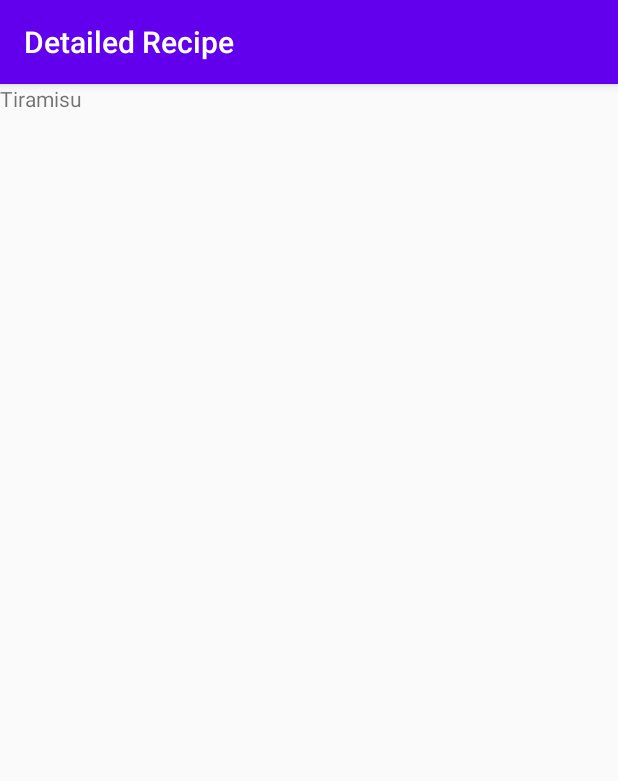
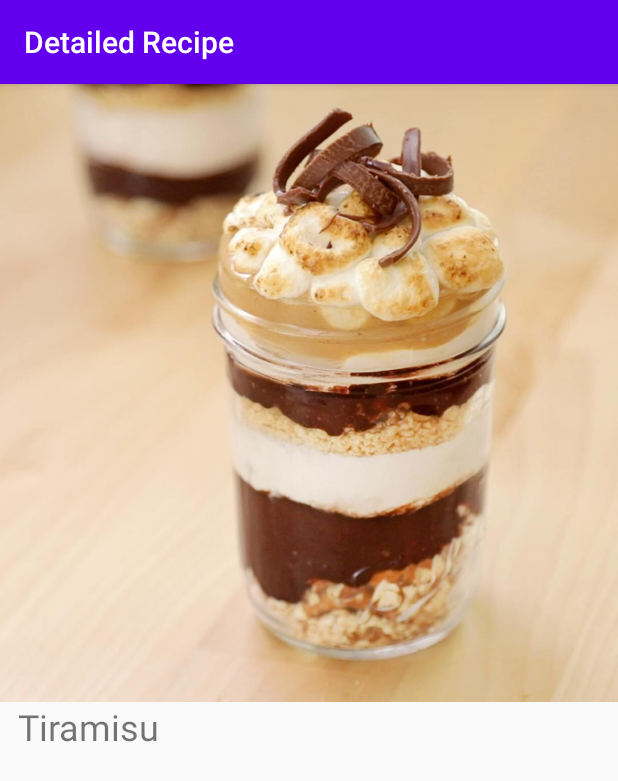
Before and after one commit to qianhuiwei/RecipeReady, an Android app: the screen it shows after launch (DetailActivity), after a tap on "Tiramisu", on a phone screen of 412 x 824 dp. Shown: the top 781 px of the screen. Run offline under Robolectric (Android 15) with nearby library versions, the phone set to English and light mode, and no system bars.

Commit message:
send image from MainActivity to DetailActivity

```diff
--- a/RecipeApp/app/src/main/java/com/example/recipeapp/DetailActivity.java
+++ b/RecipeApp/app/src/main/java/com/example/recipeapp/DetailActivity.java
@@ -4,9 +4,15 @@ import androidx.appcompat.app.AppCompatActivity;
 
 import android.content.Intent;
 import android.os.Bundle;
+import android.widget.ImageView;
 import android.widget.TextView;
 
 public class DetailActivity extends AppCompatActivity {
+
+    // ImageView for display recipe picture
+    private ImageView mRecipeImageView;
+    // resource id that stores the recipe picture
+    private int mImageResourceId;
 
     // TextView for display recipe title
     private TextView mTitleTextView;
@@ -21,14 +27,17 @@ public class DetailActivity extends AppCompatActivity {
 
         // access TextView object related to recipe title
         mTitleTextView = findViewById(R.id.tv_title);
+        mRecipeImageView = (ImageView) findViewById(R.id.iv_recipe_image);
 
         // receive intent from MainActivity
-        Intent intent = getIntent();
-        if (intent != null) {
-            if (intent.hasExtra("title") ) { // if the intent contains data we want, extract data from it
-                mTitle = intent.getStringExtra("title"); // get title string from the intent
-                mTitleTextView.setText(mTitle); // set title string on TextView to display
-            }
+        Bundle extras = getIntent().getExtras();
+        if (extras == null)
+        {
+            return;
         }
+        mImageResourceId = extras.getInt("resourseInt");
+        mRecipeImageView.setImageResource(mImageResourceId);
+        mTitle = extras.getString("title"); // get title string from the intent
+        mTitleTextView.setText(mTitle); // set title string on TextView to display
     }
 }
--- a/RecipeApp/app/src/main/java/com/example/recipeapp/MainActivity.java
+++ b/RecipeApp/app/src/main/java/com/example/recipeapp/MainActivity.java
@@ -16,7 +16,7 @@ import java.util.ArrayList;
 
 public class MainActivity extends AppCompatActivity {
 
-    RecipeAdapter mAdapter;
+    private RecipeAdapter mAdapter;
 
     @Override
     protected void onCreate(Bundle savedInstanceState) {
@@ -51,12 +51,11 @@ public class MainActivity extends AppCompatActivity {
 
                 // create intent that carries data to destination activity
                 Intent intent = new Intent(MainActivity.this, DetailActivity.class);
-////                intent.putExtra("image", currentRecipe.getImage());
+                intent.putExtra("resourseInt", currentRecipe.getImage());
                 intent.putExtra("title", currentRecipe.getTitle()); // add recipe title
                 startActivity(intent); // send the intent
             }
         });
-
         // Set the adapter on the gridview
         gridView.setAdapter(mAdapter);
     }
--- a/RecipeApp/app/src/main/res/layout/activity_detail.xml
+++ b/RecipeApp/app/src/main/res/layout/activity_detail.xml
@@ -9,13 +9,17 @@
 
     <ImageView
         android:id="@+id/iv_recipe_image"
-        android:layout_width="wrap_content"
-        android:layout_height="wrap_content"/>
+        android:layout_width="match_parent"
+        android:layout_height="wrap_content"
+        android:scaleType="fitCenter"
+        android:adjustViewBounds="true"
+        tools:src="@drawable/tiramisu" />
 
     <TextView
         android:id="@+id/tv_title"
         android:layout_width="wrap_content"
         android:layout_height="wrap_content"
-        />
-
+        android:textSize="24sp"
+        android:paddingLeft="12dp"
+        tools:text="tiramisu" />
 </LinearLayout>
```
Also changed, not shown: 1 other file.
